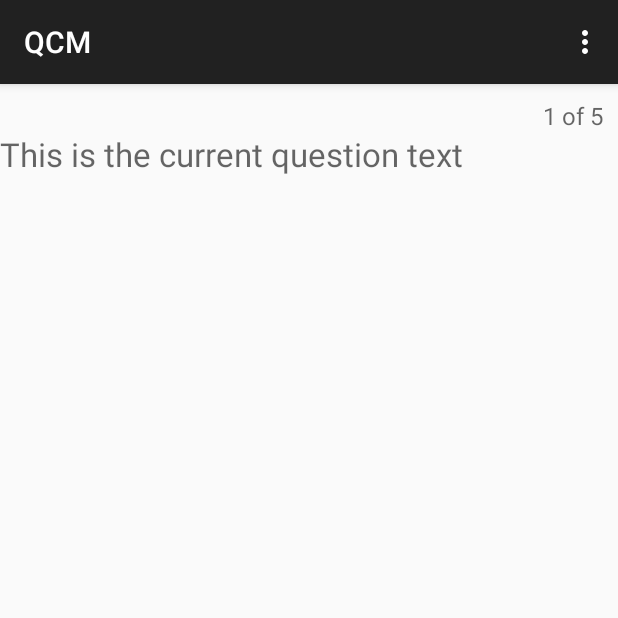
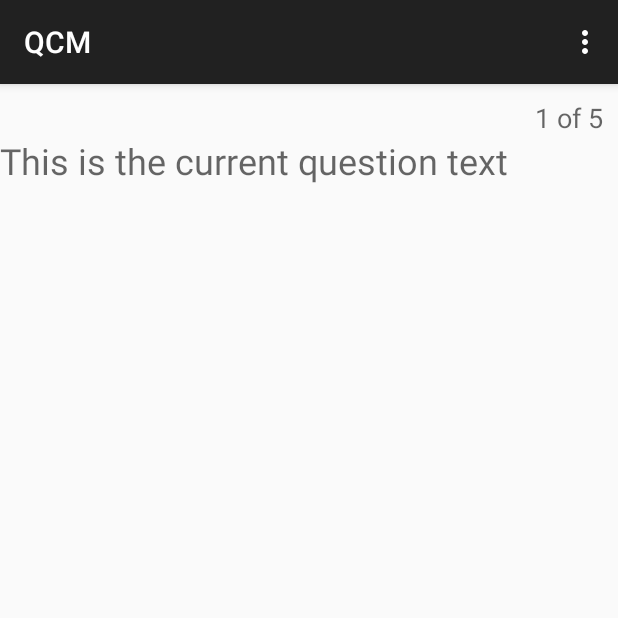
Before and after one commit to gamer08/Persuation, an Android app: the screen it shows after launch (QuestionnaireActivity), after a tap on an icon or button, on a phone screen of 412 x 824 dp, the top half of it. Run offline under Robolectric (Android 15) with nearby library versions, the phone set to English and light mode, and no system bars.

Commit message:
Coding random questionnaire

```diff
--- a/src/main/java/com/example/fred/qcm/Question.java
+++ b/src/main/java/com/example/fred/qcm/Question.java
@@ -7,11 +7,13 @@ import java.util.ArrayList;
  */
 public class Question
 {
+    public int _id;
     public String _description;
     public ArrayList<Choice> _possibleChoices;
 
     public Question()
     {
+        _id = 0;
         _description = "";
         _possibleChoices = new ArrayList<Choice>();
     }
--- a/src/main/java/com/example/fred/qcm/Questionnaire.java
+++ b/src/main/java/com/example/fred/qcm/Questionnaire.java
@@ -9,9 +9,17 @@ import java.util.ArrayList;
 public class Questionnaire implements Serializable
 {
     public ArrayList<Question> _questions;
+    public int _nbQuestions;
 
-    public Questionnaire()
+    private Questionnaire()
     {
         _questions = new ArrayList<Question>();
+        _nbQuestions = 0;
+    }
+
+    public Questionnaire(int nbQuestions)
+    {
+        _questions = new ArrayList<Question>();
+        _nbQuestions = nbQuestions;
     }
 }
--- a/src/main/java/com/example/fred/qcm/QuestionnaireActivity.java
+++ b/src/main/java/com/example/fred/qcm/QuestionnaireActivity.java
@@ -18,29 +18,41 @@ import java.util.ArrayList;
 
 public class QuestionnaireActivity extends AppCompatActivity
 {
+    /*Other data*/
+    private int _curQuestion, _nbQuestions;
+    private Questionnaire _questionnaire;
+    private View.OnClickListener _choiceListener;
 
-    private View.OnClickListener choiceListener;
-    private Questionnaire _questionnaire;
+    /*Service related data*/
     private Receiver _receiver;
     private IntentFilter _intentFilter;
+
+
+    /*Interesting View*/
     private ArrayList<TextView> _choices;
     private TextView _question;
+    private TextView _questionCpt;
+
 
     @Override
     protected void onCreate(Bundle savedInstanceState)
     {
         super.onCreate(savedInstanceState);
         setContentView(R.layout.activity_questionnaire);
-        choiceListener = new View.OnClickListener()
+        _choiceListener = new View.OnClickListener()
         {
             @Override
             public void onClick(View v)
             {
-                Test(String.valueOf(v.getId()));
+                if (v.isClickable())
+                    Test(Integer.toString(v.getId()));
             }
         };
 
+        _curQuestion = 0;
+
         _question = (TextView) findViewById(R.id.TV_Question);
+        _questionCpt = (TextView) findViewById(R.id.TV_curQuestionCpt);
 
         _choices = new ArrayList<TextView>();
 
@@ -48,16 +60,19 @@ public class QuestionnaireActivity extends AppCompatActivity
         _choices.add((TextView) findViewById(R.id.TV_Choice2));
         _choices.add((TextView) findViewById(R.id.TV_Choice3));
         _choices.add((TextView) findViewById(R.id.TV_Choice4));
-        //_choices.add((TextView) findViewById(R.id.TV_Choice5));
+        _choices.add((TextView) findViewById(R.id.TV_Choice5));
 
         for (TextView tv : _choices)
-            tv.setOnClickListener(choiceListener);
+            tv.setOnClickListener(_choiceListener);
 
         _intentFilter = new IntentFilter(GenerateQuestionnaire.GenerateQuestionnaireActions.Broadcast);
         _receiver = new Receiver();
         LocalBroadcastManager.getInstance(this).registerReceiver(_receiver,_intentFilter);
 
-        _questionnaire = new Questionnaire();
+        _questionnaire = new Questionnaire(5);
+        _nbQuestions = _questionnaire._nbQuestions;
+
+
         Intent generator = new Intent(this,GenerateQuestionnaire.class);
         generator.putExtra("questionnaire", _questionnaire);
         startService(generator);
@@ -85,8 +100,23 @@ public class QuestionnaireActivity extends AppCompatActivity
 
     void UpdateActivityInterface()
     {
-        _question.setText(_questionnaire._questions.get(0)._description);
-        _choices.get(0).setText(_questionnaire._questions.get(0)._possibleChoices.get(0)._description);
+        if (_curQuestion != _nbQuestions)
+        {
+            for (TextView tv : _choices)
+                tv.setClickable(false);
+
+            Question quest = _questionnaire._questions.get(_curQuestion);
+            _question.setText(_questionnaire._questions.get(_curQuestion)._description);
+            _questionCpt.setText(String.valueOf(_curQuestion + 1).concat(" of ").concat(String.valueOf(_nbQuestions)));
+
+            int nbChoices = quest._possibleChoices.size();
+            for (int i = 0; i < nbChoices; i++)
+            {
+                _choices.get(i).setClickable(true);
+                _choices.get(i).setText(quest._possibleChoices.get(i)._description);
+            }
+            _curQuestion++;
+        }
     }
 
     @Override
--- a/src/main/res/layout/activity_questionnaire.xml
+++ b/src/main/res/layout/activity_questionnaire.xml
@@ -17,7 +17,7 @@
         android:layout_marginRight="10dp"
         android:layout_marginEnd="10dp"
         android:layout_marginTop="10dp"
-        android:textSize="16sp"
+        android:textSize="18sp"
         />
 
     <TextView
@@ -31,6 +31,7 @@
         android:layout_alignRight="@+id/TV_curQuestionCpt"
         android:layout_alignEnd="@+id/TV_curQuestionCpt"
         android:hint="@string/TV_Question"
+        android:textSize="24sp"
         />
 
 
@@ -53,6 +54,7 @@
                 android:layout_height="wrap_content"
                 android:id="@+id/TV_Choice1"
                 android:layout_weight="1"
+                android:textSize="18sp"
                 android:layout_marginTop="20dp"
                 />
 
@@ -61,6 +63,7 @@
                 android:layout_height="wrap_content"
                 android:id="@+id/TV_Choice2"
                 android:layout_weight="1"
+                android:textSize="18sp"
                 android:layout_marginTop="20dp"/>
 
             <TextView
@@ -68,6 +71,7 @@
                 android:layout_height="wrap_content"
                 android:id="@+id/TV_Choice3"
                 android:layout_weight="1"
+                android:textSize="18sp"
                 android:layout_marginTop="20dp"/>
 
             <TextView
@@ -75,6 +79,7 @@
                 android:layout_height="wrap_content"
                 android:id="@+id/TV_Choice4"
                 android:layout_weight="1"
+                android:textSize="18sp"
                 android:layout_marginTop="20dp"/>
 
             <TextView
@@ -82,6 +87,7 @@
                 android:layout_height="wrap_content"
                 android:id="@+id/TV_Choice5"
                 android:layout_weight="1"
+                android:textSize="18sp"
                 android:layout_marginTop="20dp"/>
 
 
--- a/src/main/res/xml/questions.xml
+++ b/src/main/res/xml/questions.xml
@@ -1,5 +1,6 @@
 <?xml version="1.0" encoding="utf-8"?>
 <Questions xmlns:android="http://schemas.android.com/apk/res/android">
+    <Number>1</Number>
     <Question>
         <Description>Quel est selon vous la meilleure définition d'un geek ?</Description>
         <Choices>
```
Also changed, not shown: src/main/java/com/example/fred/qcm/GenerateQuestionnaire.java (+21 -8 lines).
